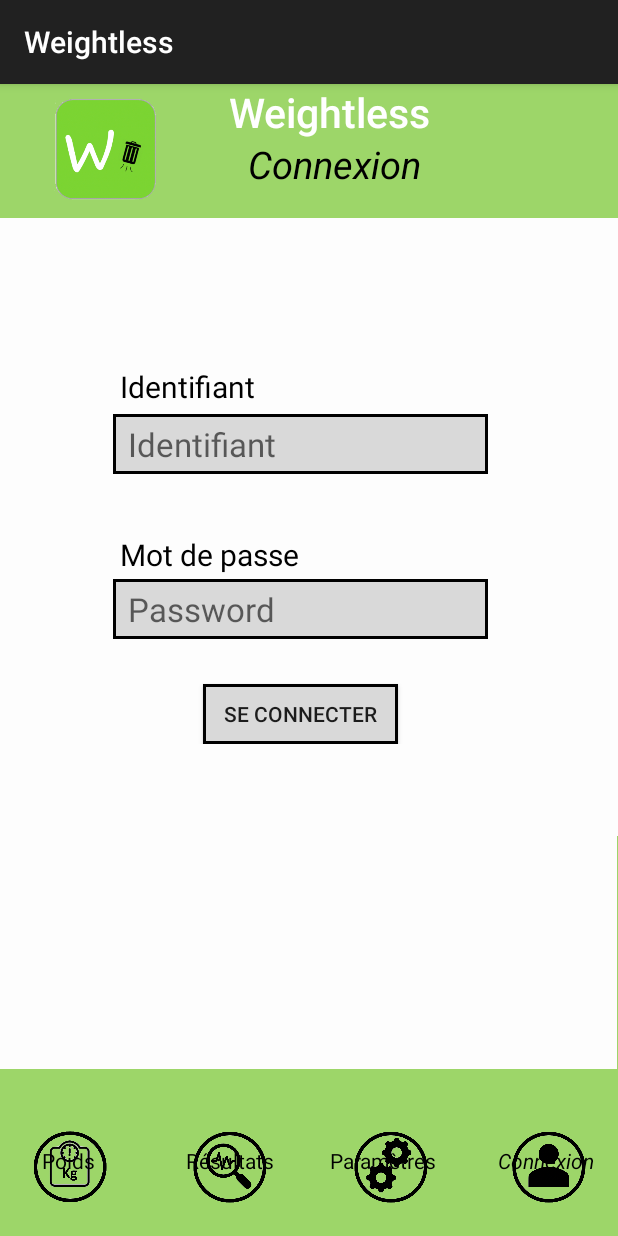
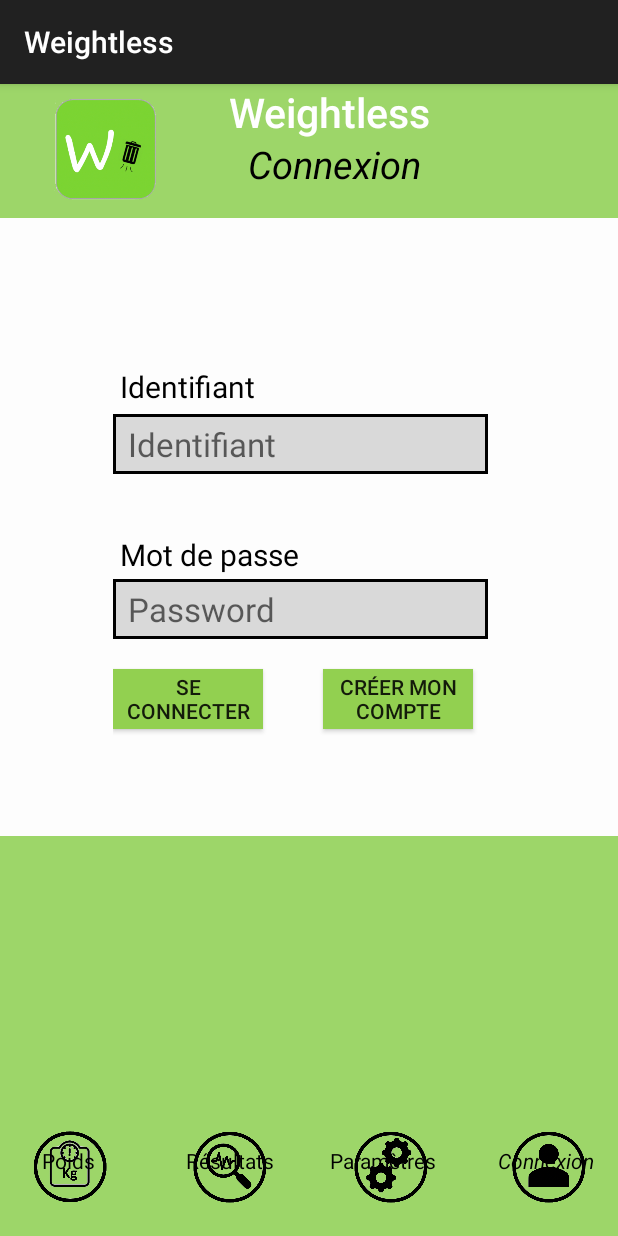
Before and after one commit to VinceDollo/Weightless, an Android app: the activity_connexion screen opened directly, with no data from a screen before it, on a phone screen of 412 x 824 dp. Run offline under Robolectric (Android 15) with nearby library versions, the phone set to English and light mode, and no system bars.

Commit message:
bouton créer mon compte

```diff
--- a/app/src/main/res/layout/activity_connexion.xml
+++ b/app/src/main/res/layout/activity_connexion.xml
@@ -11,15 +11,6 @@
         android:id="@+id/imageView2"
         android:layout_width="match_parent"
         android:layout_height="590dp"
-        app:layout_constraintStart_toStartOf="parent"
-        app:layout_constraintTop_toTopOf="parent"
-        app:srcCompat="@drawable/white" />
-
-    <ImageView
-        android:id="@+id/imageView3"
-        android:layout_width="411dp"
-        android:layout_height="710dp"
-        android:layout_marginTop="96dp"
         app:layout_constraintStart_toStartOf="parent"
         app:layout_constraintTop_toTopOf="parent"
         app:srcCompat="@drawable/white" />
@@ -275,10 +266,11 @@
         android:layout_height="wrap_content"
         android:gravity="center"
         android:orientation="vertical"
+        android:paddingLeft="75dp"
         android:paddingTop="220dp"
-        android:paddingLeft="75dp"
-        tools:ignore="MissingConstraints">
-
+        tools:ignore="MissingConstraints"
+        tools:layout_editor_absoluteX="-16dp"
+        tools:layout_editor_absoluteY="0dp">
 
 
         <EditText
@@ -302,13 +294,36 @@
             android:textColor="@color/black"
             android:textSize="22dp" />
 
+
+
+
+        <LinearLayout
+            android:layout_width="match_parent"
+            android:layout_height="match_parent"
+            android:orientation="horizontal">
+
         <Button
-            android:layout_width="130dp"
+            android:layout_width="100dp"
             android:layout_height="40dp"
-            android:layout_marginTop="30dp"
-            android:background="@drawable/back"
+            android:layout_marginTop="20dp"
+            android:layout_marginBottom="20dp"
+            android:layout_marginRight="20dp"
+            android:background="@color/theme"
             android:text="Se connecter" />
 
+            <Button
+                android:id="@+id/button"
+                android:layout_width="100dp"
+                android:layout_height="40dp"
+                android:layout_marginTop="20dp"
+                android:layout_marginBottom="20dp"
+                android:layout_marginLeft="20dp"
+                android:background="@color/theme"
+                android:text="Créer mon compte"
+                tools:layout_editor_absoluteX="250dp"
+                tools:layout_editor_absoluteY="469dp" />
+
+        </LinearLayout>
 
     </LinearLayout>
 
--- a/app/src/main/res/layout/activity_main.xml
+++ b/app/src/main/res/layout/activity_main.xml
@@ -14,15 +14,6 @@
         android:id="@+id/imageView2"
         android:layout_width="match_parent"
         android:layout_height="590dp"
-        app:layout_constraintStart_toStartOf="parent"
-        app:layout_constraintTop_toTopOf="parent"
-        app:srcCompat="@drawable/white" />
-
-    <ImageView
-        android:id="@+id/imageView3"
-        android:layout_width="429dp"
-        android:layout_height="436dp"
-        android:layout_marginTop="96dp"
         app:layout_constraintStart_toStartOf="parent"
         app:layout_constraintTop_toTopOf="parent"
         app:srcCompat="@drawable/white" />
```
